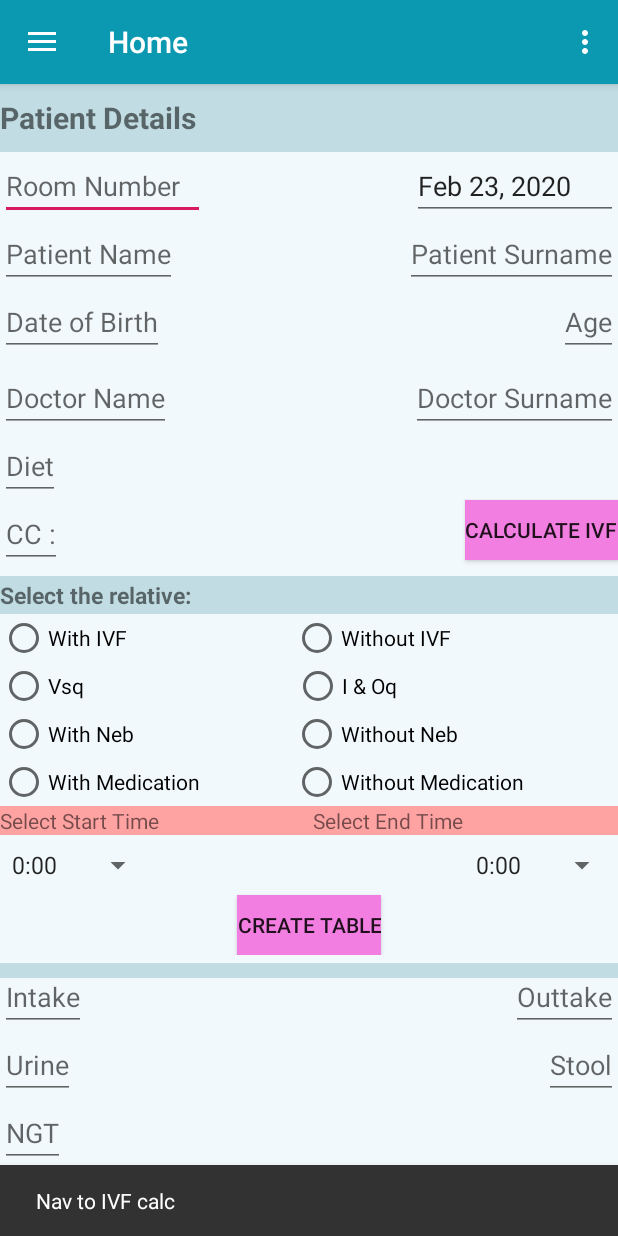
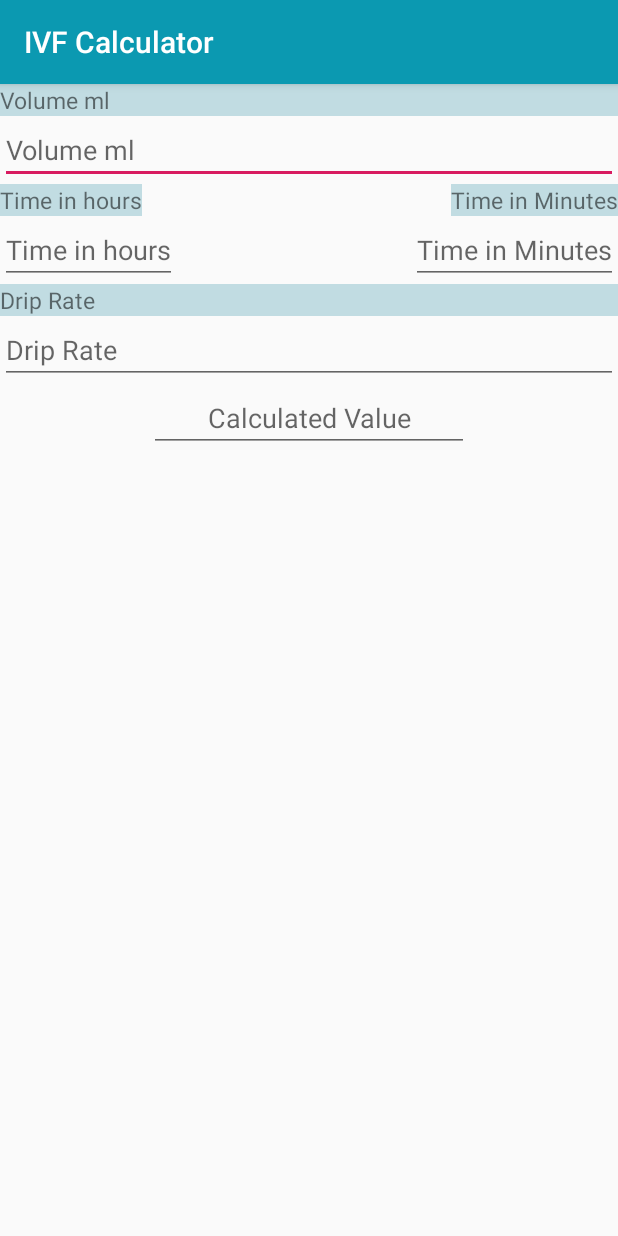
Before and after one commit to Marcell0805/My_Patients, an Android app: the screen it shows after launch (PatientsUiNav before the commit, Ivf_Calculator after it), after a tap on "CALCULATE IVF", on a phone screen of 412 x 824 dp. Run offline under Robolectric (Android 15) with nearby library versions, the phone set to English and light mode, and no system bars; our stand-ins replace navigation-ui; 1 statement that could not run was skipped.

Commit message:
IVF added. ToDo: Styling, Print/email.Nav bar style

```diff
--- /dev/null
+++ b/app/src/main/java/com/example/mypatients/ui/Ivf_Calculator.java
@@ -0,0 +1,186 @@
+package com.example.mypatients.ui;
+
+import android.os.Bundle;
+
+import androidx.appcompat.app.AppCompatActivity;
+import androidx.appcompat.widget.Toolbar;
+
+import android.text.Editable;
+import android.text.TextWatcher;
+import android.view.View;
+import android.widget.EditText;
+
+import com.example.mypatients.R;
+
+import java.util.ArrayList;
+import java.util.List;
+
+public class Ivf_Calculator extends AppCompatActivity
+{
+    EditText timeInMin,timeInHour,calcValueTxt,volumeTxt,dripRateTxt;
+
+    @Override
+    protected void onCreate(Bundle savedInstanceState) {
+        super.onCreate(savedInstanceState);
+        setContentView(R.layout.activity_ivf__calculator);
+        Toolbar toolbar = findViewById(R.id.toolbar);
+        setSupportActionBar(toolbar);
+        setListeners();
+    }
+
+    private void setListeners() {
+        volumeTxt=findViewById(R.id.mlTxt);
+        dripRateTxt=findViewById(R.id.dripRateTxt);
+        timeInHour=findViewById(R.id.timeHourTxt);
+        timeInMin=findViewById(R.id.timeMinTxt);
+        calcValueTxt=findViewById(R.id.calcValueTxt);
+
+        volumeTxt.addTextChangedListener(new TextWatcher() {
+            @Override
+            public void beforeTextChanged(CharSequence charSequence, int i, int i1, int i2) {
+
+            }
+
+            @Override
+            public void onTextChanged(CharSequence charSequence, int i, int i1, int i2) {
+                CalculateIvf();
+            }
+
+            @Override
+            public void afterTextChanged(Editable editable) {
+                //CalculateIvf();
+            }
+        });
+        dripRateTxt.addTextChangedListener(new TextWatcher() {
+            @Override
+            public void beforeTextChanged(CharSequence charSequence, int i, int i1, int i2) {
+                //CalculateIvf();
+            }
+
+            @Override
+            public void onTextChanged(CharSequence charSequence, int i, int i1, int i2) {
+                CalculateIvf();
+
+            }
+
+            @Override
+            public void afterTextChanged(Editable editable) {
+                //CalculateIvf();
+            }
+        });
+        timeInHour.addTextChangedListener(new TextWatcher() {
+            @Override
+            public void beforeTextChanged(CharSequence charSequence, int i, int i1, int i2) {
+                //CalculateIvf();
+            }
+
+            @Override
+            public void onTextChanged(CharSequence charSequence, int i, int i1, int i2) {
+                CalculateIvf();
+            }
+
+            @Override
+            public void afterTextChanged(Editable editable) {
+                //CalculateIvf();
+            }
+        });
+        timeInMin.addTextChangedListener(new TextWatcher() {
+            @Override
+            public void beforeTextChanged(CharSequence charSequence, int i, int i1, int i2) {
+
+            }
+
+            @Override
+            public void onTextChanged(CharSequence charSequence, int i, int i1, int i2) {
+                CalculateIvf();
+            }
+
+            @Override
+            public void afterTextChanged(Editable editable) {
+                //CalculateIvf();
+            }
+        });
+    }
+    private boolean CheckTimesFields(String hours, String minutes)
+    {
+        if(!hours.equals("") ||!minutes.equals("") )
+            return true;
+        return false;
+    }
+    private void CalculateIvf()
+    {
+        String[] values=setValues();
+        boolean hasAllValues=checkValues(values);
+        if(hasAllValues)
+        {
+            int minutes= ConvertToMin(values);
+            int i=Integer.parseInt(values[0]);
+            int j=Integer.parseInt(values[3]);
+            int dripRate = (i*j ) / minutes;
+            String ivf=String.valueOf(dripRate);
+            calcValueTxt.setText(ivf);
+        }
+        else
+        {
+            calcValueTxt.setText(null);
+            calcValueTxt.setHint("Enter values.");
+        }
+
+
+    }
+
+    private int ConvertToMin(String[] values)
+    {
+        int minutes=0;
+        if(!values[2].equals(""))
+            minutes=Integer.parseInt(values[2]);
+        int hours=0;
+        if(!values[1].equals(""))
+            hours=Integer.parseInt(values[1])*60;
+        int total=minutes+hours;
+        return  total;
+
+    }
+
+    private boolean checkValues(String[] values)
+    {
+        Boolean hasRequired=true;
+        Boolean hasTime=false;
+        Boolean timeCheck=false;
+        for(int v=0;v<values.length;v++)
+        {
+            if(v==1||v==2)
+            {
+                if(!hasTime)
+                {
+                    hasTime=CheckTimesFields(values[1],values[2]);
+                    timeCheck=true;
+                }
+            }
+            else
+                timeCheck=false;
+            if(values[v].equals("")&&!timeCheck)
+            {
+                return false;
+            }
+
+        }
+        if(hasTime)
+            return hasRequired;
+        else
+            return false;
+
+    }
+
+    private String[] setValues()
+    {
+        //ArrayList[] values=new ArrayList[4];
+        String[] values=new String[4];
+        values[0]=(volumeTxt.getText().toString());
+        values[1]=(timeInHour.getText().toString());
+        values[2]=(timeInMin.getText().toString());
+        values[3]=(dripRateTxt.getText().toString());
+        return values;
+    }
+
+}
--- a/app/src/main/java/com/example/mypatients/ui/home/HomeFragment.java
+++ b/app/src/main/java/com/example/mypatients/ui/home/HomeFragment.java
@@ -1,5 +1,6 @@
 package com.example.mypatients.ui.home;
 
+import android.content.Intent;
 import android.graphics.Paint;
 import android.graphics.Typeface;
 import android.graphics.drawable.ShapeDrawable;
@@ -26,6 +27,7 @@ import androidx.fragment.app.Fragment;
 
 import com.example.mypatients.R;
 import com.example.mypatients.databinding.FragmentHomeBinding;
+import com.example.mypatients.ui.Ivf_Calculator;
 import com.google.android.material.snackbar.Snackbar;
 
 import java.text.ParseException;
@@ -42,7 +44,8 @@ public class HomeFragment extends Fragment implements View.OnClickListener {
     private FragmentHomeBinding binding;
     private Button printbtn,calcIvfBtn,genTimeBtn;
     private Spinner startTimeSpin,endTimeSpin;
-    private EditText dateOfBirthTxt, ageTxt;
+    private EditText dateOfBirthTxt;
+    private TextView ageTxt;
     private View curView;
     private TableLayout timeGrid;
 
@@ -68,13 +71,23 @@ public class HomeFragment extends Fragment implements View.OnClickListener {
         dateOfBirthTxt= root.findViewById(R.id.dateBirthText);
         ageTxt=root.findViewById(R.id.ageText);
         timeGrid = root.findViewById(R.id.timeTableLayout);
-        dateOfBirthTxt.setOnFocusChangeListener(new View.OnFocusChangeListener() {
+        dateOfBirthTxt.addTextChangedListener(new TextWatcher() {
             @Override
-            public void onFocusChange(View view, boolean b) {
+            public void beforeTextChanged(CharSequence charSequence, int i, int i1, int i2) {
+
+            }
+
+            @Override
+            public void onTextChanged(CharSequence charSequence, int i, int i1, int i2) {
                 if(dateOfBirthTxt.getText().toString()!=null && dateOfBirthTxt.getText().toString()!="" && dateOfBirthTxt.getText().toString().length()==10)
                 {
                     CalculateAge();
                 }
+            }
+
+            @Override
+            public void afterTextChanged(Editable editable) {
+
             }
         });
         setTxtListener();
@@ -88,8 +101,7 @@ public class HomeFragment extends Fragment implements View.OnClickListener {
         calcIvfBtn.setOnClickListener(new View.OnClickListener() {
             @Override
             public void onClick(View view) {
-                Snackbar.make(view, "Nav to IVF calc", Snackbar.LENGTH_LONG)
-                        .setAction("Action", null).show();
+                showIvfCal(view);
             }
         });
         genTimeBtn.setOnClickListener(new View.OnClickListener() {
@@ -98,6 +110,12 @@ public class HomeFragment extends Fragment implements View.OnClickListener {
                 StartGenerateTable(view);
             }
         });
+    }
+
+    private void showIvfCal(View view)
+    {
+        Intent ivfCalc= new Intent(getActivity(), Ivf_Calculator.class);
+        getActivity().startActivity(ivfCalc);
     }
 
     private void CalculateAge()
@@ -295,6 +313,10 @@ public class HomeFragment extends Fragment implements View.OnClickListener {
                 textView[i].setWidth(215);
                 textView[i].setHeight(150);
                 textView[i].setBackground(sdCol);
+                if(i==0)
+                {
+                    textView[i].setFreezesText(true);
+                }
                 //sd.getPaint().setColor(ContextCompat.getColor(view.getContext(), R.color.tableColor));
                 //extView[i].setBackgroundColor(getResources().getColor(R.color.tableColor));
                 rws[i].addView(textView[i]);
--- /dev/null
+++ b/app/src/main/res/layout/activity_ivf__calculator.xml
@@ -0,0 +1,27 @@
+<?xml version="1.0" encoding="utf-8"?>
+<androidx.coordinatorlayout.widget.CoordinatorLayout xmlns:android="http://schemas.android.com/apk/res/android"
+    xmlns:app="http://schemas.android.com/apk/res-auto"
+    xmlns:tools="http://schemas.android.com/tools"
+    android:layout_width="match_parent"
+    android:layout_height="match_parent"
+    tools:context=".ui.Ivf_Calculator">
+
+    <com.google.android.material.appbar.AppBarLayout
+        android:layout_width="match_parent"
+        android:layout_height="wrap_content"
+        android:theme="@style/AppTheme.AppBarOverlay">
+
+        <androidx.appcompat.widget.Toolbar
+            android:id="@+id/toolbar"
+            android:layout_width="match_parent"
+            android:layout_height="?attr/actionBarSize"
+            android:background="?attr/colorPrimary"
+            app:popupTheme="@style/AppTheme.PopupOverlay" />
+
+    </com.google.android.material.appbar.AppBarLayout>
+
+    <include layout="@layout/content_ivf__calculator" />
+
+
+
+</androidx.coordinatorlayout.widget.CoordinatorLayout>
--- /dev/null
+++ b/app/src/main/res/layout/content_ivf__calculator.xml
@@ -0,0 +1,100 @@
+<?xml version="1.0" encoding="utf-8"?>
+<LinearLayout xmlns:android="http://schemas.android.com/apk/res/android"
+    xmlns:app="http://schemas.android.com/apk/res-auto"
+    xmlns:tools="http://schemas.android.com/tools"
+    android:layout_width="match_parent"
+    android:layout_height="match_parent"
+    app:layout_behavior="@string/appbar_scrolling_view_behavior"
+    tools:context=".ui.Ivf_Calculator"
+    tools:showIn="@layout/activity_ivf__calculator">
+    <RelativeLayout
+        android:layout_width="match_parent"
+        android:layout_height="wrap_content"
+        android:id="@+id/calcContainerLayout">
+        <TextView
+            android:layout_width="match_parent"
+            android:layout_height="wrap_content"
+            android:id="@+id/volumeHead"
+            android:background="@color/Headings"
+            android:textSize="@dimen/subHeadTxtSize"
+            android:text="@string/mlTxt"></TextView>
+
+        <EditText
+            android:layout_below="@+id/volumeHead"
+            android:id="@+id/mlTxt"
+            android:layout_width="match_parent"
+            android:layout_height="wrap_content"
+            android:ems="10"
+            android:hint="@string/mlTxt"
+            android:inputType="number" />
+        <TextView
+            android:layout_below="@id/mlTxt"
+            android:layout_width="wrap_content"
+            android:layout_height="wrap_content"
+            android:layout_alignParentLeft="true"
+            android:layout_alignParentStart="true"
+            android:id="@+id/timeHead"
+            android:background="@color/Headings"
+            android:textSize="@dimen/subHeadTxtSize"
+            android:text="@string/calcTimeHourTxt"></TextView>
+        <TextView
+            android:layout_below="@id/mlTxt"
+            android:layout_alignParentEnd="true"
+            android:layout_alignParentRight="true"
+            android:layout_width="wrap_content"
+            android:layout_height="wrap_content"
+            android:id="@+id/minutesHead"
+            android:background="@color/Headings"
+            android:textSize="@dimen/subHeadTxtSize"
+            android:text="@string/calcTimeMinTxt"></TextView>
+        <EditText
+            android:layout_alignParentLeft="true"
+            android:layout_alignParentStart="true"
+            android:layout_below="@id/timeHead"
+            android:layout_width="wrap_content"
+            android:layout_height="wrap_content"
+            android:id="@+id/timeHourTxt"
+            android:hint="@string/calcTimeHourTxt"
+            android:nextFocusRight="@id/timeMinTxt"
+            android:inputType="number"/>
+
+        <EditText
+            android:layout_alignParentRight="true"
+            android:layout_alignParentEnd="true"
+            android:layout_width="wrap_content"
+            android:layout_height="wrap_content"
+            android:id="@+id/timeMinTxt"
+            android:layout_below="@id/minutesHead"
+            android:hint="@string/calcTimeMinTxt"
+            android:nextFocusDown="@id/dripRateTxt"
+            android:inputType="number"></EditText>
+        <TextView
+            android:layout_below="@+id/timeMinTxt"
+            android:layout_width="match_parent"
+            android:layout_height="wrap_content"
+            android:id="@+id/dripRateHead"
+            android:background="@color/Headings"
+            android:textSize="@dimen/subHeadTxtSize"
+            android:text="@string/calcDripRateTxt"></TextView>
+        <EditText
+            android:layout_width="match_parent"
+            android:layout_height="wrap_content"
+            android:id="@+id/dripRateTxt"
+            android:hint="@string/calcDripRateTxt"
+            android:inputType="number"
+            android:layout_below="@id/dripRateHead"
+            android:nextFocusDown="@id/calcValueTxt">
+        </EditText>
+        <EditText
+            android:id="@+id/calcValueTxt"
+            android:layout_width="wrap_content"
+            android:layout_height="wrap_content"
+            android:layout_below="@id/dripRateTxt"
+            android:layout_centerInParent="true"
+            android:ems="10"
+            android:gravity="center"
+            android:hint="@string/calcValue"
+            android:inputType="text" />
+    </RelativeLayout>
+
+</LinearLayout>
--- a/app/src/main/res/values/strings.xml
+++ b/app/src/main/res/values/strings.xml
@@ -71,7 +71,15 @@
         <item>22:00</item>
         <item>23:00</item>
     </string-array>
+    <string name="title_activity_ivf__calculator">IVF Calculator</string>
 
-
-
+    //------------------------------------------------------------------------------------------
+    //Calculator screen values
+    //------------------------------------------------------------------------------------------
+    <string name="ivfCalcTitle">IVF Calculator</string>
+    <string name="mlTxt">Volume ml</string>
+    <string name="calcTimeMinTxt">Time in Minutes</string>
+    <string name="calcTimeHourTxt">Time in hours</string>
+    <string name="calcDripRateTxt">Drip Rate</string>
+    <string name="calcValue">Calculated Value</string>
 </resources>
```
Also changed, not shown: app/src/main/AndroidManifest.xml (+7 -6 lines), app/src/main/java/com/example/mypatients/MainActivity.java (deleted, +0 -13 lines), app/src/main/res/layout/activity_main.xml (deleted, +0 -19 lines).
